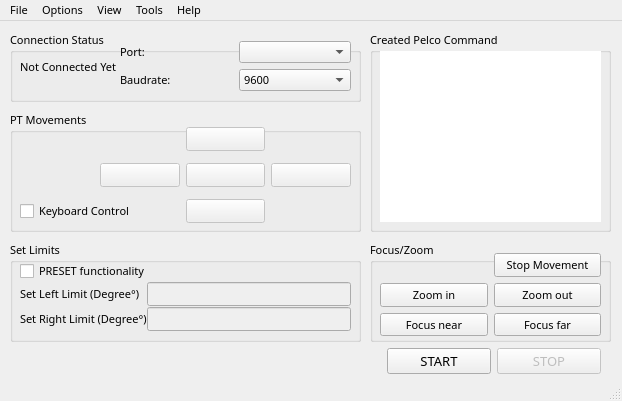
This is mainwindow.ui in mcagriaksoy/PTZControl as Qt 5 draws it before an edit. The edited form follows.
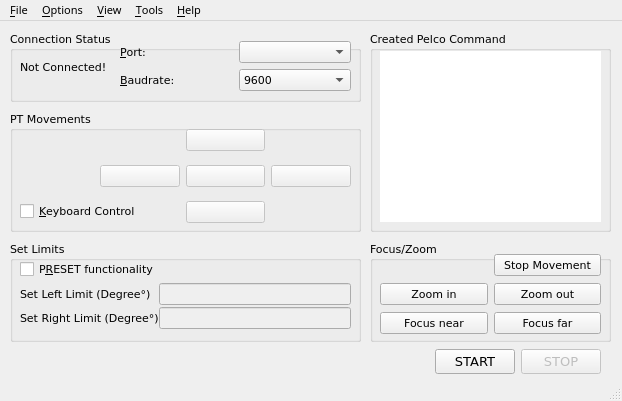
This is the edited form. Icons and pictures are not drawn.

Commit message: version tracker added, about me updated, shortcuts added

Patch:
```diff
--- a/mainwindow.ui
+++ b/mainwindow.ui
@@ -57,6 +57,12 @@
       <height>121</height>
      </rect>
     </property>
+    <property name="font">
+     <font>
+      <family>Verdana</family>
+      <pointsize>8</pointsize>
+     </font>
+    </property>
     <property name="title">
      <string>PT Movements</string>
     </property>
@@ -69,12 +75,24 @@
        <height>111</height>
       </rect>
      </property>
+     <property name="font">
+      <font>
+       <family>Verdana</family>
+       <pointsize>8</pointsize>
+      </font>
+     </property>
      <layout class="QGridLayout" name="gridLayout_3">
       <item row="1" column="1">
        <widget class="QPushButton" name="noneButton">
         <property name="enabled">
          <bool>false</bool>
         </property>
+        <property name="font">
+         <font>
+          <family>Verdana</family>
+          <pointsize>8</pointsize>
+         </font>
+        </property>
         <property name="statusTip">
          <string>This button is used to stop movement (It will send the PELCO-D Stop message)</string>
         </property>
@@ -94,6 +112,12 @@
         <property name="enabled">
          <bool>false</bool>
         </property>
+        <property name="font">
+         <font>
+          <family>Verdana</family>
+          <pointsize>8</pointsize>
+         </font>
+        </property>
         <property name="text">
          <string/>
         </property>
@@ -107,6 +131,12 @@
         <property name="enabled">
          <bool>false</bool>
         </property>
+        <property name="font">
+         <font>
+          <family>Verdana</family>
+          <pointsize>8</pointsize>
+         </font>
+        </property>
         <property name="text">
          <string/>
         </property>
@@ -120,6 +150,12 @@
         <property name="enabled">
          <bool>false</bool>
         </property>
+        <property name="font">
+         <font>
+          <family>Verdana</family>
+          <pointsize>8</pointsize>
+         </font>
+        </property>
         <property name="text">
          <string/>
         </property>
@@ -133,6 +169,12 @@
         <property name="enabled">
          <bool>false</bool>
         </property>
+        <property name="font">
+         <font>
+          <family>Verdana</family>
+          <pointsize>8</pointsize>
+         </font>
+        </property>
         <property name="text">
          <string/>
         </property>
@@ -148,15 +190,21 @@
       <rect>
        <x>10</x>
        <y>90</y>
-       <width>121</width>
+       <width>131</width>
        <height>20</height>
       </rect>
      </property>
+     <property name="font">
+      <font>
+       <family>Verdana</family>
+       <pointsize>8</pointsize>
+      </font>
+     </property>
      <property name="statusTip">
       <string>This option enables the Keyboard control to control PT via keyboard instead of buttons</string>
      </property>
      <property name="text">
-      <string>Keyboard Control</string>
+      <string>&amp;Keyboard Control</string>
      </property>
     </widget>
    </widget>
@@ -169,6 +217,12 @@
       <height>201</height>
      </rect>
     </property>
+    <property name="font">
+     <font>
+      <family>Verdana</family>
+      <pointsize>8</pointsize>
+     </font>
+    </property>
     <property name="title">
      <string>Created Pelco Command</string>
     </property>
@@ -201,6 +255,12 @@
       <height>71</height>
      </rect>
     </property>
+    <property name="font">
+     <font>
+      <family>Verdana</family>
+      <pointsize>8</pointsize>
+     </font>
+    </property>
     <property name="title">
      <string>Connection Status</string>
     </property>
@@ -213,8 +273,14 @@
        <height>31</height>
       </rect>
      </property>
+     <property name="font">
+      <font>
+       <family>Verdana</family>
+       <pointsize>8</pointsize>
+      </font>
+     </property>
      <property name="text">
-      <string>Not Connected Yet</string>
+      <string>Not Connected!</string>
      </property>
     </widget>
     <widget class="QWidget" name="gridLayoutWidget">
@@ -226,26 +292,56 @@
        <height>50</height>
       </rect>
      </property>
+     <property name="font">
+      <font>
+       <family>Verdana</family>
+       <pointsize>8</pointsize>
+      </font>
+     </property>
      <layout class="QGridLayout" name="gridLayout">
       <item row="0" column="1">
        <widget class="QComboBox" name="PortComboBox"/>
       </item>
       <item row="0" column="0">
        <widget class="QLabel" name="label">
+        <property name="font">
+         <font>
+          <family>Verdana</family>
+          <pointsize>8</pointsize>
+         </font>
+        </property>
         <property name="text">
-         <string>Port:</string>
+         <string>&amp;Port:</string>
+        </property>
+        <property name="buddy">
+         <cstring>PortComboBox</cstring>
         </property>
        </widget>
       </item>
       <item row="1" column="0">
        <widget class="QLabel" name="label_3">
+        <property name="font">
+         <font>
+          <family>Verdana</family>
+          <pointsize>8</pointsize>
+         </font>
+        </property>
         <property name="text">
-         <string>Baudrate:</string>
+         <string>&amp;Baudrate:</string>
+        </property>
+        <property name="buddy">
+         <cstring>BaudrateComboBox</cstring>
         </property>
        </widget>
       </item>
       <item row="1" column="1">
        <widget class="QComboBox" name="BaudrateComboBox">
+        <property name="font">
+         <font>
+          <family>Verdana</family>
+          <pointsize>8</pointsize>
+         </font>
+        </property>
         <item>
          <property name="text">
           <string>9600</string>
@@ -300,6 +396,12 @@
       <height>101</height>
      </rect>
     </property>
+    <property name="font">
+     <font>
+      <family>Verdana</family>
+      <pointsize>8</pointsize>
+     </font>
+    </property>
     <property name="title">
      <string>Set Limits</string>
     </property>
@@ -312,6 +414,12 @@
        <height>51</height>
       </rect>
      </property>
+     <property name="font">
+      <font>
+       <family>Verdana</family>
+       <pointsize>8</pointsize>
+      </font>
+     </property>
      <layout class="QGridLayout" name="gridLayout_2">
       <property name="sizeConstraint">
        <enum>QLayout::SizeConstraint::SetDefaultConstraint</enum>
@@ -321,6 +429,12 @@
       </property>
       <item row="0" column="0">
        <widget class="QLabel" name="label_4">
+        <property name="font">
+         <font>
+          <family>Verdana</family>
+          <pointsize>8</pointsize>
+         </font>
+        </property>
         <property name="text">
          <string>Set Left Limit (Degree°)</string>
         </property>
@@ -328,6 +442,12 @@
       </item>
       <item row="1" column="0">
        <widget class="QLabel" name="label_5">
+        <property name="font">
+         <font>
+          <family>Verdana</family>
+          <pointsize>8</pointsize>
+         </font>
+        </property>
         <property name="text">
          <string>Set Right Limit (Degree°)</string>
         </property>
@@ -338,6 +458,12 @@
         <property name="enabled">
          <bool>false</bool>
         </property>
+        <property name="font">
+         <font>
+          <family>Verdana</family>
+          <pointsize>8</pointsize>
+         </font>
+        </property>
         <property name="frame">
          <bool>true</bool>
         </property>
@@ -348,6 +474,12 @@
         <property name="enabled">
          <bool>false</bool>
         </property>
+        <property name="font">
+         <font>
+          <family>Verdana</family>
+          <pointsize>8</pointsize>
+         </font>
+        </property>
         <property name="frame">
          <bool>true</bool>
         </property>
@@ -361,14 +493,20 @@
        <x>10</x>
        <y>20</y>
        <width>171</width>
-       <height>20</height>
+       <height>16</height>
       </rect>
      </property>
+     <property name="font">
+      <font>
+       <family>Verdana</family>
+       <pointsize>8</pointsize>
+      </font>
+     </property>
      <property name="statusTip">
       <string>This option enables the PRESET Functionality to set-reset limits.</string>
      </property>
      <property name="text">
-      <string>PRESET functionality</string>
+      <string>P&amp;RESET functionality</string>
      </property>
     </widget>
    </widget>
@@ -381,6 +519,12 @@
       <height>101</height>
      </rect>
     </property>
+    <property name="font">
+     <font>
+      <family>Verdana</family>
+      <pointsize>8</pointsize>
+     </font>
+    </property>
     <property name="title">
      <string>Focus/Zoom</string>
     </property>
@@ -393,9 +537,21 @@
        <height>83</height>
       </rect>
      </property>
+     <property name="font">
+      <font>
+       <family>Verdana</family>
+       <pointsize>8</pointsize>
+      </font>
+     </property>
      <layout class="QGridLayout" name="gridLayout_4">
       <item row="1" column="0">
        <widget class="QPushButton" name="zoomInButton">
+        <property name="font">
+         <font>
+          <family>Verdana</family>
+          <pointsize>8</pointsize>
+         </font>
+        </property>
         <property name="text">
          <string>Zoom in</string>
         </property>
@@ -403,6 +559,12 @@
       </item>
       <item row="2" column="1">
        <widget class="QPushButton" name="focusOutButton">
+        <property name="font">
+         <font>
+          <family>Verdana</family>
+          <pointsize>8</pointsize>
+         </font>
+        </property>
         <property name="text">
          <string>Focus far</string>
         </property>
@@ -410,6 +572,12 @@
       </item>
       <item row="1" column="1">
        <widget class="QPushButton" name="zoomOutButton">
+        <property name="font">
+         <font>
+          <family>Verdana</family>
+          <pointsize>8</pointsize>
+         </font>
+        </property>
         <property name="text">
          <string>Zoom out</string>
         </property>
@@ -417,6 +585,12 @@
       </item>
       <item row="2" column="0">
        <widget class="QPushButton" name="focusInButton">
+        <property name="font">
+         <font>
+          <family>Verdana</family>
+          <pointsize>8</pointsize>
+         </font>
+        </property>
         <property name="text">
          <string>Focus near</string>
         </property>
@@ -424,6 +598,12 @@
       </item>
       <item row="0" column="1">
        <widget class="QPushButton" name="stopAllButton">
+        <property name="font">
+         <font>
+          <family>Verdana</family>
+          <pointsize>8</pointsize>
+         </font>
+        </property>
         <property name="statusTip">
          <string>This button is used to stop movement (It will send the PELCO-D Stop message)</string>
         </property>
@@ -447,19 +627,37 @@
       <height>41</height>
      </rect>
     </property>
+    <property name="font">
+     <font>
+      <family>Verdana</family>
+      <pointsize>8</pointsize>
+     </font>
+    </property>
     <layout class="QHBoxLayout" name="horizontalLayout">
      <item>
       <spacer name="horizontalSpacer">
+       <property name="font">
+        <font>
+         <family>Verdana</family>
+         <pointsize>8</pointsize>
+        </font>
+       </property>
        <property name="orientation">
         <enum>Qt::Orientation::Horizontal</enum>
        </property>
+       <property name="sizeHint" stdset="0">
+        <size>
+         <width>0</width>
+         <height>0</height>
+        </size>
+       </property>
       </spacer>
      </item>
      <item>
       <widget class="QPushButton" name="connectButton">
        <property name="font">
         <font>
-         <family>Bahnschrift</family>
+         <family>Verdana</family>
          <pointsize>10</pointsize>
         </font>
        </property>
@@ -490,7 +688,7 @@
        </property>
        <property name="font">
         <font>
-         <family>Bahnschrift</family>
+         <family>Verdana</family>
          <pointsize>10</pointsize>
         </font>
        </property>
@@ -520,9 +718,9 @@
      <height>17</height>
     </rect>
    </property>
-   <widget class="QMenu" name="menuMain_Page">
+   <widget class="QMenu" name="menuFile">
     <property name="title">
-     <string>File</string>
+     <string>&amp;File</string>
     </property>
     <addaction name="separator"/>
     <addaction name="actionNew"/>
@@ -531,39 +729,39 @@
     <addaction name="actionSave_Config_As"/>
     <addaction name="actionExit"/>
    </widget>
-   <widget class="QMenu" name="menuHelp">
+   <widget class="QMenu" name="menuOptions">
     <property name="title">
-     <string>Options</string>
+     <string>&amp;Options</string>
     </property>
     <addaction name="actionSerial_Port"/>
    </widget>
    <widget class="QMenu" name="menuView">
     <property name="title">
-     <string>View</string>
+     <string>&amp;View</string>
     </property>
     <addaction name="separator"/>
     <addaction name="actionAdvanced_View"/>
    </widget>
-   <widget class="QMenu" name="menuHelp_2">
+   <widget class="QMenu" name="menuTools">
     <property name="title">
-     <string>Tools</string>
+     <string>&amp;Tools</string>
     </property>
     <addaction name="actionClear_cache"/>
    </widget>
-   <widget class="QMenu" name="menuHelp_3">
+   <widget class="QMenu" name="menuHelp">
     <property name="title">
-     <string>Help</string>
+     <string>&amp;Help</string>
     </property>
     <addaction name="actionAbout"/>
     <addaction name="actionCheck_Updates"/>
     <addaction name="separator"/>
     <addaction name="actionHelp"/>
    </widget>
-   <addaction name="menuMain_Page"/>
-   <addaction name="menuHelp"/>
+   <addaction name="menuFile"/>
+   <addaction name="menuOptions"/>
    <addaction name="menuView"/>
-   <addaction name="menuHelp_2"/>
-   <addaction name="menuHelp_3"/>
+   <addaction name="menuTools"/>
+   <addaction name="menuHelp"/>
   </widget>
   <widget class="QStatusBar" name="statusbar"/>
   <action name="actionSave">
```
Left out of the diff: 59 changed lines with no effect on the pictures. The commit also changes 2 other files.
